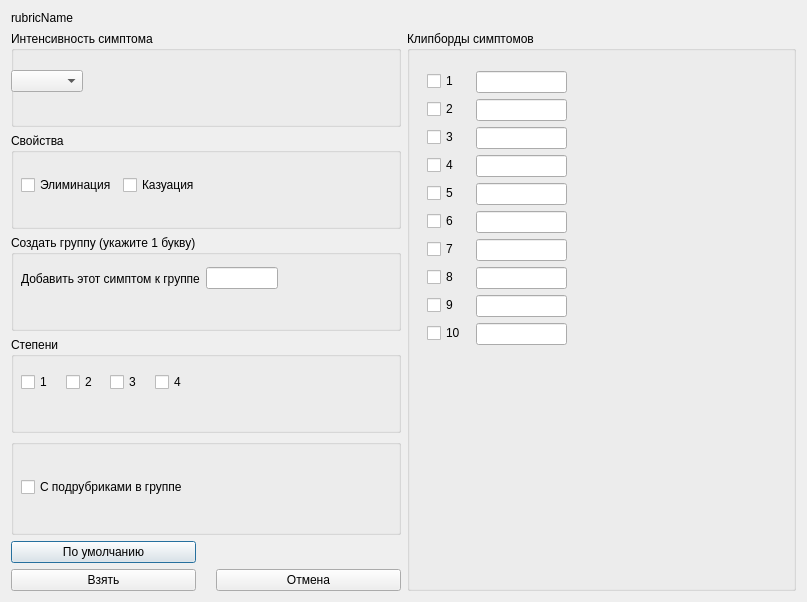
iliner23/openRadar, file clipboards/takeremed.ui: the form before one commit.
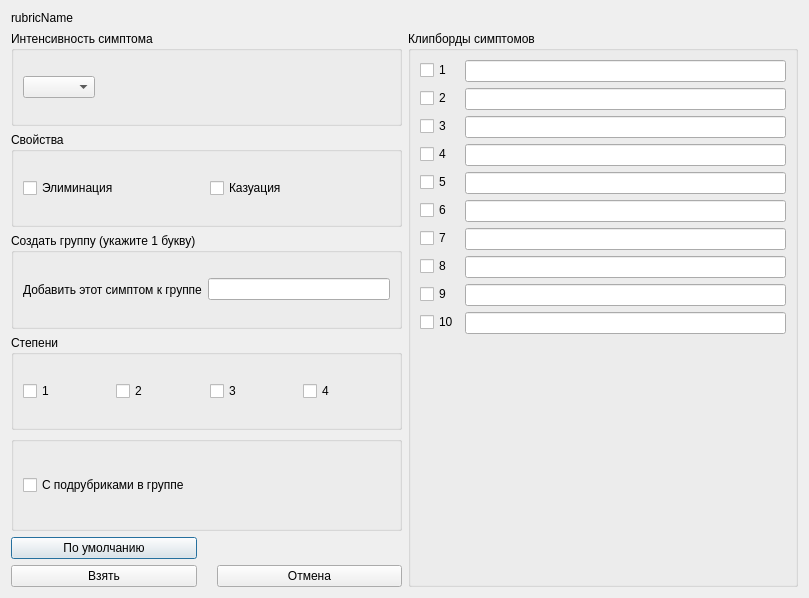
The form after the commit.

```diff
--- a/clipboards/takeremed.ui
+++ b/clipboards/takeremed.ui
@@ -6,8 +6,8 @@
    <rect>
     <x>0</x>
     <y>0</y>
-    <width>807</width>
-    <height>602</height>
+    <width>809</width>
+    <height>598</height>
    </rect>
   </property>
   <property name="windowTitle">
@@ -36,15 +36,6 @@
          <property name="title">
           <string>Интенсивность симптома</string>
          </property>
-         <widget class="QWidget" name="verticalLayoutWidget_2">
-          <property name="geometry">
-           <rect>
-            <x>0</x>
-            <y>20</y>
-            <width>141</width>
-            <height>61</height>
-           </rect>
-          </property>
           <layout class="QVBoxLayout" name="verticalLayout_4">
            <item>
             <widget class="QComboBox" name="comboBox">
@@ -58,35 +49,13 @@
            </item>
           </layout>
          </widget>
-        </widget>
        </item>
        <item>
         <widget class="QGroupBox" name="groupBox_3">
          <property name="title">
           <string>Свойства</string>
          </property>
-         <widget class="QWidget" name="horizontalLayoutWidget_3">
-          <property name="geometry">
-           <rect>
-            <x>0</x>
-            <y>30</y>
-            <width>218</width>
-            <height>45</height>
-           </rect>
-          </property>
           <layout class="QHBoxLayout" name="horizontalLayout_3">
-           <property name="leftMargin">
-            <number>10</number>
-           </property>
-           <property name="topMargin">
-            <number>10</number>
-           </property>
-           <property name="rightMargin">
-            <number>10</number>
-           </property>
-           <property name="bottomMargin">
-            <number>10</number>
-           </property>
            <item>
             <widget class="QCheckBox" name="checkBox_8">
              <property name="text">
@@ -103,35 +72,13 @@
            </item>
           </layout>
          </widget>
-        </widget>
        </item>
        <item>
         <widget class="QGroupBox" name="groupBox_4">
          <property name="title">
           <string>Создать группу (укажите 1 букву)</string>
          </property>
-         <widget class="QWidget" name="horizontalLayoutWidget_2">
-          <property name="geometry">
-           <rect>
-            <x>0</x>
-            <y>20</y>
-            <width>277</width>
-            <height>47</height>
-           </rect>
-          </property>
           <layout class="QHBoxLayout" name="horizontalLayout_2">
-           <property name="leftMargin">
-            <number>10</number>
-           </property>
-           <property name="topMargin">
-            <number>10</number>
-           </property>
-           <property name="rightMargin">
-            <number>10</number>
-           </property>
-           <property name="bottomMargin">
-            <number>10</number>
-           </property>
            <item>
             <widget class="QLabel" name="label_2">
              <property name="text">
@@ -141,6 +88,12 @@
            </item>
            <item>
             <widget class="QLineEdit" name="lineEdit">
+            <property name="sizePolicy">
+             <sizepolicy hsizetype="Expanding" vsizetype="Fixed">
+              <horstretch>0</horstretch>
+              <verstretch>0</verstretch>
+             </sizepolicy>
+            </property>
              <property name="maxLength">
               <number>1</number>
              </property>
@@ -148,35 +101,13 @@
            </item>
           </layout>
          </widget>
-        </widget>
        </item>
        <item>
         <widget class="QGroupBox" name="groupBox_6">
          <property name="title">
           <string>Степени</string>
          </property>
-         <widget class="QWidget" name="horizontalLayoutWidget">
-          <property name="geometry">
-           <rect>
-            <x>0</x>
-            <y>20</y>
-            <width>192</width>
-            <height>51</height>
-           </rect>
-          </property>
           <layout class="QHBoxLayout" name="horizontalLayout">
-           <property name="leftMargin">
-            <number>10</number>
-           </property>
-           <property name="topMargin">
-            <number>10</number>
-           </property>
-           <property name="rightMargin">
-            <number>10</number>
-           </property>
-           <property name="bottomMargin">
-            <number>10</number>
-           </property>
            <item>
             <widget class="QCheckBox" name="checkBox_3">
              <property name="text">
@@ -207,35 +138,13 @@
            </item>
           </layout>
          </widget>
-        </widget>
        </item>
        <item>
         <widget class="QGroupBox" name="groupBox_2">
          <property name="title">
           <string/>
          </property>
-         <widget class="QWidget" name="verticalLayoutWidget">
-          <property name="geometry">
-           <rect>
-            <x>0</x>
-            <y>10</y>
-            <width>226</width>
-            <height>76</height>
-           </rect>
-          </property>
           <layout class="QVBoxLayout" name="verticalLayout">
-           <property name="leftMargin">
-            <number>10</number>
-           </property>
-           <property name="topMargin">
-            <number>10</number>
-           </property>
-           <property name="rightMargin">
-            <number>10</number>
-           </property>
-           <property name="bottomMargin">
-            <number>10</number>
-           </property>
            <item>
             <widget class="QCheckBox" name="checkBox_2">
              <property name="text">
@@ -245,7 +154,6 @@
            </item>
           </layout>
          </widget>
-        </widget>
        </item>
        <item>
         <layout class="QGridLayout" name="gridLayout_2">
@@ -282,31 +190,7 @@
        <property name="title">
         <string>Клипборды симптомов</string>
        </property>
-       <widget class="QWidget" name="formLayoutWidget">
-        <property name="geometry">
-         <rect>
-          <x>10</x>
-          <y>30</y>
-          <width>160</width>
-          <height>344</height>
-         </rect>
-        </property>
         <layout class="QFormLayout" name="formLayout">
-         <property name="horizontalSpacing">
-          <number>10</number>
-         </property>
-         <property name="leftMargin">
-          <number>10</number>
-         </property>
-         <property name="topMargin">
-          <number>10</number>
-         </property>
-         <property name="rightMargin">
-          <number>10</number>
-         </property>
-         <property name="bottomMargin">
-          <number>10</number>
-         </property>
          <item row="0" column="0">
           <widget class="QCheckBox" name="checkBox_9">
            <property name="text">
@@ -314,6 +198,16 @@
            </property>
           </widget>
          </item>
+        <item row="0" column="1">
+         <widget class="QLineEdit" name="lineEdit_2">
+          <property name="sizePolicy">
+           <sizepolicy hsizetype="MinimumExpanding" vsizetype="Fixed">
+            <horstretch>0</horstretch>
+            <verstretch>0</verstretch>
+           </sizepolicy>
+          </property>
+         </widget>
+        </item>
          <item row="1" column="0">
           <widget class="QCheckBox" name="checkBox_10">
            <property name="text">
@@ -321,6 +215,16 @@
            </property>
           </widget>
          </item>
+        <item row="1" column="1">
+         <widget class="QLineEdit" name="lineEdit_3">
+          <property name="sizePolicy">
+           <sizepolicy hsizetype="MinimumExpanding" vsizetype="Fixed">
+            <horstretch>0</horstretch>
+            <verstretch>0</verstretch>
+           </sizepolicy>
+          </property>
+         </widget>
+        </item>
          <item row="2" column="0">
           <widget class="QCheckBox" name="checkBox_11">
            <property name="text">
@@ -328,6 +232,16 @@
            </property>
           </widget>
          </item>
+        <item row="2" column="1">
+         <widget class="QLineEdit" name="lineEdit_4">
+          <property name="sizePolicy">
+           <sizepolicy hsizetype="MinimumExpanding" vsizetype="Fixed">
+            <horstretch>0</horstretch>
+            <verstretch>0</verstretch>
+           </sizepolicy>
+          </property>
+         </widget>
+        </item>
          <item row="3" column="0">
           <widget class="QCheckBox" name="checkBox_12">
            <property name="text">
@@ -335,6 +249,16 @@
            </property>
           </widget>
          </item>
+        <item row="3" column="1">
+         <widget class="QLineEdit" name="lineEdit_5">
+          <property name="sizePolicy">
+           <sizepolicy hsizetype="MinimumExpanding" vsizetype="Fixed">
+            <horstretch>0</horstretch>
+            <verstretch>0</verstretch>
+           </sizepolicy>
+          </property>
+         </widget>
+        </item>
          <item row="4" column="0">
           <widget class="QCheckBox" name="checkBox_13">
            <property name="text">
@@ -342,6 +266,16 @@
            </property>
           </widget>
          </item>
+        <item row="4" column="1">
+         <widget class="QLineEdit" name="lineEdit_6">
+          <property name="sizePolicy">
+           <sizepolicy hsizetype="MinimumExpanding" vsizetype="Fixed">
+            <horstretch>0</horstretch>
+            <verstretch>0</verstretch>
+           </sizepolicy>
+          </property>
+         </widget>
+        </item>
          <item row="5" column="0">
           <widget class="QCheckBox" name="checkBox_14">
            <property name="text">
@@ -349,6 +283,16 @@
            </property>
           </widget>
          </item>
+        <item row="5" column="1">
+         <widget class="QLineEdit" name="lineEdit_7">
+          <property name="sizePolicy">
+           <sizepolicy hsizetype="MinimumExpanding" vsizetype="Fixed">
+            <horstretch>0</horstretch>
+            <verstretch>0</verstretch>
+           </sizepolicy>
+          </property>
+         </widget>
+        </item>
          <item row="6" column="0">
           <widget class="QCheckBox" name="checkBox_15">
            <property name="text">
@@ -356,6 +300,16 @@
            </property>
           </widget>
          </item>
+        <item row="6" column="1">
+         <widget class="QLineEdit" name="lineEdit_8">
+          <property name="sizePolicy">
+           <sizepolicy hsizetype="MinimumExpanding" vsizetype="Fixed">
+            <horstretch>0</horstretch>
+            <verstretch>0</verstretch>
+           </sizepolicy>
+          </property>
+         </widget>
+        </item>
          <item row="7" column="0">
           <widget class="QCheckBox" name="checkBox_16">
            <property name="text">
@@ -363,6 +317,16 @@
            </property>
           </widget>
          </item>
+        <item row="7" column="1">
+         <widget class="QLineEdit" name="lineEdit_9">
+          <property name="sizePolicy">
+           <sizepolicy hsizetype="MinimumExpanding" vsizetype="Fixed">
+            <horstretch>0</horstretch>
+            <verstretch>0</verstretch>
+           </sizepolicy>
+          </property>
+         </widget>
+        </item>
          <item row="8" column="0">
           <widget class="QCheckBox" name="checkBox_17">
            <property name="text">
@@ -370,6 +334,16 @@
            </property>
           </widget>
          </item>
+        <item row="8" column="1">
+         <widget class="QLineEdit" name="lineEdit_10">
+          <property name="sizePolicy">
+           <sizepolicy hsizetype="MinimumExpanding" vsizetype="Fixed">
+            <horstretch>0</horstretch>
+            <verstretch>0</verstretch>
+           </sizepolicy>
+          </property>
+         </widget>
+        </item>
          <item row="9" column="0">
           <widget class="QCheckBox" name="checkBox_18">
            <property name="text">
@@ -377,38 +351,17 @@
            </property>
           </widget>
          </item>
-         <item row="0" column="1">
-          <widget class="QLineEdit" name="lineEdit_2"/>
-         </item>
-         <item row="1" column="1">
-          <widget class="QLineEdit" name="lineEdit_3"/>
-         </item>
-         <item row="2" column="1">
-          <widget class="QLineEdit" name="lineEdit_4"/>
-         </item>
-         <item row="3" column="1">
-          <widget class="QLineEdit" name="lineEdit_5"/>
-         </item>
-         <item row="4" column="1">
-          <widget class="QLineEdit" name="lineEdit_6"/>
-         </item>
-         <item row="5" column="1">
-          <widget class="QLineEdit" name="lineEdit_7"/>
-         </item>
-         <item row="6" column="1">
-          <widget class="QLineEdit" name="lineEdit_8"/>
-         </item>
-         <item row="7" column="1">
-          <widget class="QLineEdit" name="lineEdit_9"/>
-         </item>
-         <item row="8" column="1">
-          <widget class="QLineEdit" name="lineEdit_10"/>
-         </item>
          <item row="9" column="1">
-          <widget class="QLineEdit" name="lineEdit_11"/>
-         </item>
-        </layout>
-       </widget>
+         <widget class="QLineEdit" name="lineEdit_11">
+          <property name="sizePolicy">
+           <sizepolicy hsizetype="MinimumExpanding" vsizetype="Fixed">
+            <horstretch>0</horstretch>
+            <verstretch>0</verstretch>
+           </sizepolicy>
+          </property>
+         </widget>
+        </item>
+       </layout>
       </widget>
      </item>
     </layout>
```
Lines whose indentation alone changed are shown as unchanged.
